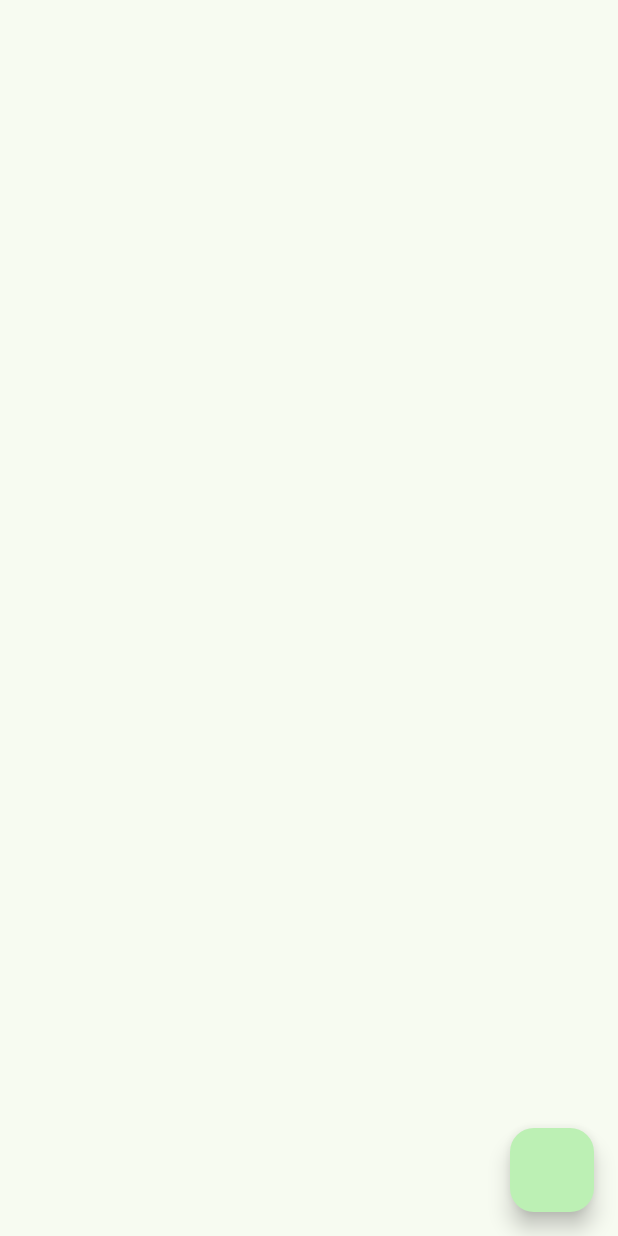
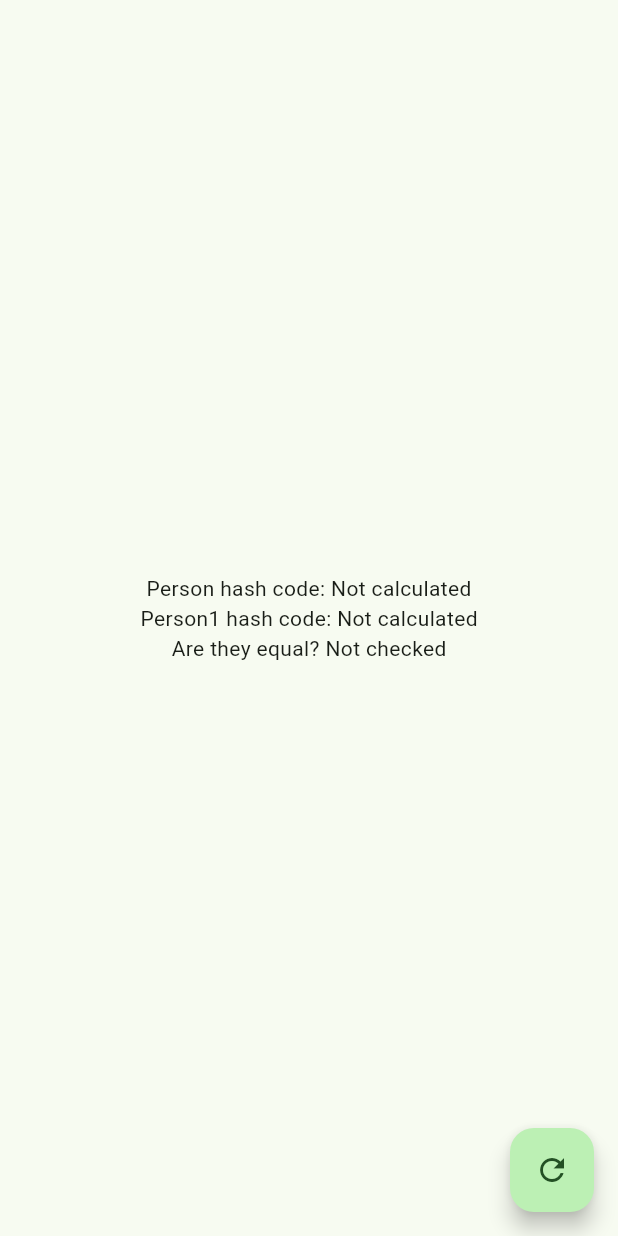
Before and after one commit to azix-khan/Equatable-Package-Flutter-Bloc, a Flutter app: the screen it shows after launch, on a phone screen of 412 x 824 dp. Run offline on Flutter 3.47's test engine with Material 3 defaults, Android fonts, the phone set to English and light mode, and no system bars; our stand-ins replace equatable.

Commit message:
displaying hashcodes

```diff
--- a/lib/equatable_testing.dart
+++ b/lib/equatable_testing.dart
@@ -9,19 +9,45 @@ class EquatableTesting extends StatefulWidget {
 }
 
 class _EquatableTestingState extends State<EquatableTesting> {
+  String? personHash;
+  String? person1Hash;
+  bool? areEqual;
   @override
   Widget build(BuildContext context) {
     return Scaffold(
-      floatingActionButton: FloatingActionButton(onPressed: () {
-        Person person = const Person(name: 'azix', age: 19);
-        Person person1 = const Person(name: 'azix', age: 19);
+      floatingActionButton: FloatingActionButton(
+        onPressed: () {
+          // if the hashcode of the values is not same it shows false and if the values are same it shows true
 
-        print(person.hashCode.toString());
-        print(person1.hashCode.toString());
+          // Person person = const Person(name: 'azix', age: 19);
+          // Person person1 = const Person(name: 'azix', age: 19);
 
-        print(person == person1);
-        // print(person == person);
-      }),
+          Person person = const Person(name: 'azix khan', age: 19);
+          Person person1 = const Person(name: 'azix', age: 19);
+
+          setState(() {
+            personHash = person.hashCode.toString();
+            person1Hash = person1.hashCode.toString();
+            areEqual = person == person1;
+          });
+
+          print(personHash);
+          print(person1Hash);
+          print(areEqual);
+        },
+        child: const Icon(Icons.refresh),
+      ),
+      body: Center(
+        child: Column(
+          mainAxisAlignment: MainAxisAlignment.center,
+          crossAxisAlignment: CrossAxisAlignment.center,
+          children: [
+            Text('Person hash code: ${personHash ?? 'Not calculated'}'),
+            Text('Person1 hash code: ${person1Hash ?? 'Not calculated'}'),
+            Text('Are they equal? ${areEqual ?? 'Not checked'}'),
+          ],
+        ),
+      ),
     );
   }
 }
```
